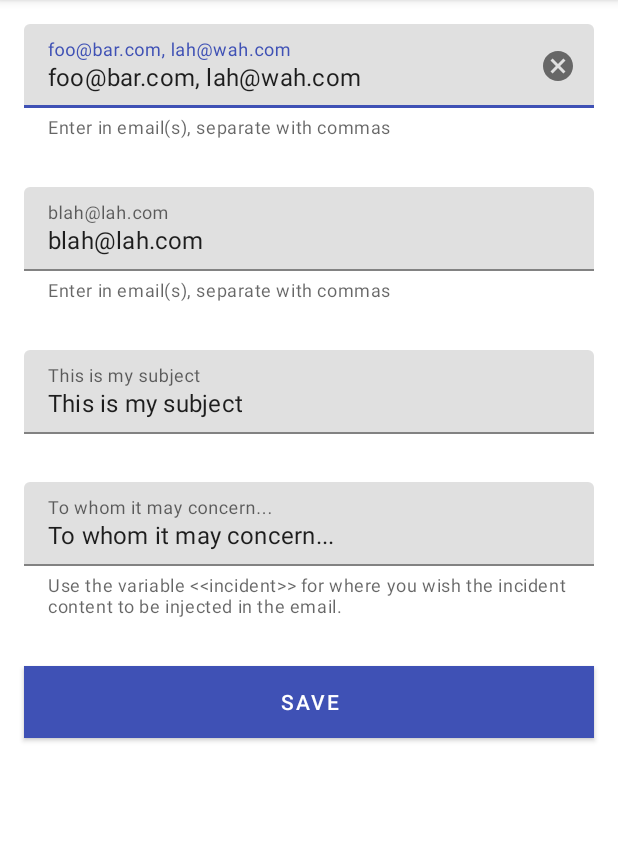
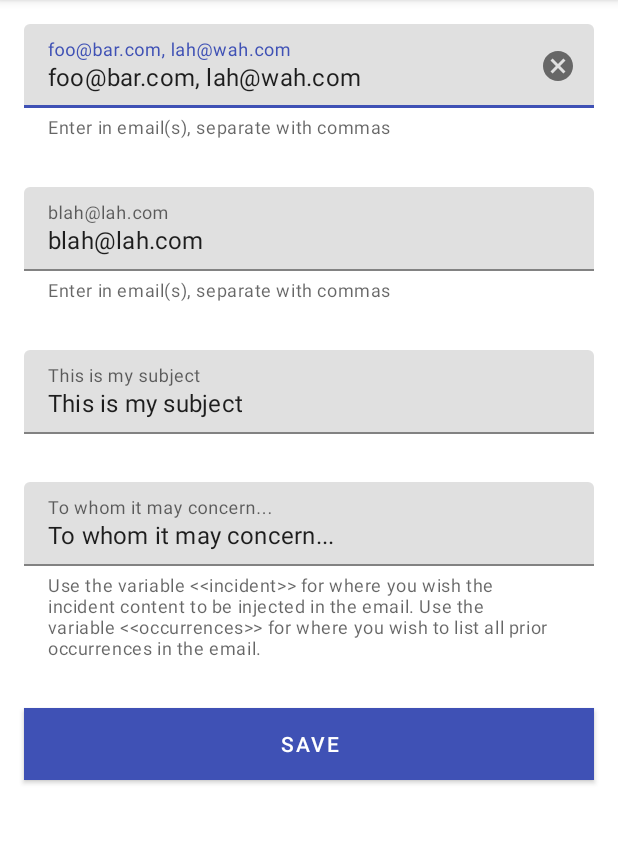
Before and after one commit to ZacharyZampa/IncidentTracker, an Android app: the screen it shows after launch (ConfigsActivity), in the options menu, after a tap on "Configure", on a phone screen of 412 x 824 dp, the part 84-928 px from its top. Run offline under Robolectric (Android 15) with nearby library versions, the phone set to English and light mode, and no system bars; our stand-ins replace Room's generated code.

Commit message:
Allow a listing of all prior occurrences of same incident

```diff
--- a/app/build.gradle
+++ b/app/build.gradle
@@ -27,6 +27,7 @@ android {
     compileOptions {
         sourceCompatibility JavaVersion.VERSION_1_8
         targetCompatibility JavaVersion.VERSION_1_8
+        coreLibraryDesugaringEnabled true
     }
     kotlinOptions {
         jvmTarget = '1.8'
@@ -48,6 +49,7 @@ dependencies {
     implementation "androidx.room:room-ktx:$rootProject.roomVersion"
     kapt "androidx.room:room-compiler:$rootProject.roomVersion"
     androidTestImplementation "androidx.room:room-testing:$rootProject.roomVersion"
+    coreLibraryDesugaring 'com.android.tools:desugar_jdk_libs:1.0.9'
 
     // Lifecycle components
     implementation "androidx.lifecycle:lifecycle-viewmodel-ktx:$rootProject.lifecycleVersion"
--- a/app/src/main/java/com/zacharyzampa/incidenttracker/activities/MainActivity.kt
+++ b/app/src/main/java/com/zacharyzampa/incidenttracker/activities/MainActivity.kt
@@ -16,18 +16,29 @@ import androidx.recyclerview.widget.RecyclerView
 import com.google.android.material.floatingactionbutton.FloatingActionButton
 import com.zacharyzampa.incidenttracker.IncidentApplication
 import com.zacharyzampa.incidenttracker.R
+import com.zacharyzampa.incidenttracker.entity.Incident
 import com.zacharyzampa.incidenttracker.model.Config
-import com.zacharyzampa.incidenttracker.entity.Incident
 import com.zacharyzampa.incidenttracker.utils.IncidentClickListener
 import com.zacharyzampa.incidenttracker.utils.SwipeDeleteCallback
 import com.zacharyzampa.incidenttracker.views.IncidentListAdapter
 import com.zacharyzampa.incidenttracker.views.IncidentViewModel
 import com.zacharyzampa.incidenttracker.views.IncidentViewModelFactory
+import java.time.Instant
+import java.time.LocalDateTime
+import java.time.ZoneId
+import java.time.ZoneOffset
+import java.time.format.DateTimeFormatter
+import java.util.*
 
 
 class MainActivity : AppCompatActivity(), IncidentClickListener {
 
     private val newWordActivityRequestCode = 1
+    private var formatter: DateTimeFormatter = DateTimeFormatter.ISO_DATE
+    private var offset: ZoneOffset = ZoneId.systemDefault().rules.getOffset(Instant.now())
+
+    private lateinit var everyIncident: List<Incident>
+
     private val incidentViewModel: IncidentViewModel by viewModels {
         IncidentViewModelFactory((application as IncidentApplication).repository)
     }
@@ -44,6 +55,7 @@ class MainActivity : AppCompatActivity(), IncidentClickListener {
         val swipeDeleteHandler = object : SwipeDeleteCallback(this) {
             override fun onSwiped(viewHolder: RecyclerView.ViewHolder, direction: Int) {
                 incidentViewModel.allIncidents.value?.get(viewHolder.adapterPosition)?.let {
+                    it.deleted = true
                     incidentViewModel.delete(it)
                 }
             }
@@ -61,9 +73,13 @@ class MainActivity : AppCompatActivity(), IncidentClickListener {
         // Add an observer on the LiveData
         // The onChanged() method fires when the observed data changes and the activity is
         // in the foreground.
-        incidentViewModel.allIncidents.observe(this) { words ->
+        incidentViewModel.allIncidents.observe(this) { incidents ->
             // Update the cached copy of the words in the adapter.
-            words.let { adapter.submitList(it) }
+            incidents.let { adapter.submitList(it) }
+        }
+
+        incidentViewModel.everyIncident.observe(this) { incidents ->
+            incidents.let { everyIncident = incidents }
         }
 
         val fab = findViewById<FloatingActionButton>(R.id.fab)
@@ -78,7 +94,13 @@ class MainActivity : AppCompatActivity(), IncidentClickListener {
 
         if (requestCode == newWordActivityRequestCode && resultCode == Activity.RESULT_OK) {
             intentData?.getStringExtra(NewIncidentActivity.EXTRA_REPLY)?.let { reply ->
-                val incident = Incident(reply)
+
+                val incident = Incident(
+                    reply,
+                    LocalDateTime.now().toEpochSecond(offset),
+                    false
+                )
+
                 incidentViewModel.insert(incident)
             }
         } else {
@@ -97,9 +119,6 @@ class MainActivity : AppCompatActivity(), IncidentClickListener {
 
         val config = getConfig()
 
-//        val emailList = arrayOf("zack99809@gmail.com", "zackzampa@gmail.com")
-//        val emailListCC = arrayOf("zampaze@miamioh.edu")
-
         val emailList = config.to.split(",").map { it.trim() }.toTypedArray()
         val emailListCC = config.cc.split(",").map { it.trim() }.toTypedArray()
 
@@ -108,12 +127,9 @@ class MainActivity : AppCompatActivity(), IncidentClickListener {
 
         intent.putExtra(Intent.EXTRA_SUBJECT, config.subject)
 
-//        val body = "Hello,\nThe following address did not remove their trash can from the curb after " +
-//                "it was emptied.\n\n" +
-//                "Address: "+ (incident?.incident ?: "") + "\n\n" +
-//                "Thank you"
-//        val body = config.
-        val body = config.body.replace("<<incident>>", incident.incident)
+        val body = config.body
+                .replace("<<incident>>", incident.incident)
+                .replace("<<occurrences>>", getAllOccurrences(incident))
         intent.putExtra(Intent.EXTRA_TEXT, body)
 
         startActivity(intent)
@@ -147,9 +163,29 @@ class MainActivity : AppCompatActivity(), IncidentClickListener {
         val sharedPref = getSharedPreferences("config_file", Context.MODE_PRIVATE)
         val to = sharedPref.getString(getString(R.string.config_to), getString(R.string.hint_to))!!
         val cc = sharedPref.getString(getString(R.string.config_cc), getString(R.string.hint_cc))!!
-        val subject = sharedPref.getString(getString(R.string.config_subject), getString(R.string.hint_subject))!!
-        val body = sharedPref.getString(getString(R.string.config_body), getString(R.string.hint_body))!!
+        val subject = sharedPref.getString(
+            getString(R.string.config_subject),
+            getString(R.string.hint_subject)
+        )!!
+        val body = sharedPref.getString(
+            getString(R.string.config_body),
+            getString(R.string.hint_body)
+        )!!
 
         return Config(to, cc, subject, body)
     }
+
+    private fun getAllOccurrences(incident: Incident): String {
+        val stringBuilder = StringBuilder()
+        stringBuilder.append("\n")
+        incidentViewModel.everyIncident.value
+            ?.filter { elt -> elt.incident == incident.incident }
+            ?.forEach { elt -> stringBuilder.append(
+                    LocalDateTime.ofEpochSecond(elt.timestamp, 0, offset).format(formatter) + "\n"
+                )
+            }
+
+
+        return stringBuilder.toString()
+    }
 }
--- a/app/src/main/java/com/zacharyzampa/incidenttracker/dao/IncidentDao.kt
+++ b/app/src/main/java/com/zacharyzampa/incidenttracker/dao/IncidentDao.kt
@@ -7,8 +7,11 @@ import kotlinx.coroutines.flow.Flow
 @Dao
 interface IncidentDao {
 
+    @Query("SELECT * FROM incident_table WHERE deleted = FALSE")
+    fun getIncidents(): Flow<List<Incident>>
+
     @Query("SELECT * FROM incident_table")
-    fun getIncidents(): Flow<List<Incident>>
+    fun getAllOccurrencesOfIncidents(): Flow<List<Incident>>
 
     @Insert(onConflict = OnConflictStrategy.REPLACE)
     suspend fun insert(incident: Incident)
@@ -16,6 +19,6 @@ interface IncidentDao {
     @Query("DELETE FROM incident_table")
     suspend fun deleteAll()
 
-    @Delete
+    @Update
     suspend fun delete(incident: Incident)
 }
--- a/app/src/main/java/com/zacharyzampa/incidenttracker/dao/IncidentRepository.kt
+++ b/app/src/main/java/com/zacharyzampa/incidenttracker/dao/IncidentRepository.kt
@@ -9,6 +9,8 @@ class IncidentRepository(private val incidentDao: IncidentDao) {
     // Room executes all queries on a separate thread.
     // Observed Flow will notify the observer when the data has changed.
     val incidents: Flow<List<Incident>> = incidentDao.getIncidents()
+
+    val getAllOfIncidents: Flow<List<Incident>> = incidentDao.getAllOccurrencesOfIncidents()
 
     // By default Room runs suspend queries off the main thread, therefore, we don't need to
     // implement anything else to ensure we're not doing long running database work
--- a/app/src/main/java/com/zacharyzampa/incidenttracker/dao/IncidentRoomDatabase.kt
+++ b/app/src/main/java/com/zacharyzampa/incidenttracker/dao/IncidentRoomDatabase.kt
@@ -9,6 +9,7 @@ import com.zacharyzampa.incidenttracker.entity.Incident
 import kotlinx.coroutines.CoroutineScope
 import kotlinx.coroutines.Dispatchers
 import kotlinx.coroutines.launch
+import java.time.Instant
 
 @Database(entities = [Incident::class], version = 1, exportSchema = false)
 abstract class IncidentRoomDatabase : RoomDatabase() {
@@ -67,13 +68,13 @@ abstract class IncidentRoomDatabase : RoomDatabase() {
             // Not needed if you only populate on creation.
             incidentDao.deleteAll()
 
-            var incident = Incident("Hi, I am a sample incident")
+            var incident = Incident("Hi, I am a sample incident", Instant.now().toEpochMilli(), false)
             incidentDao.insert(incident)
-            incident = Incident("Add more incidents using the plus button")
+            incident = Incident("Add more incidents using the plus button", Instant.now().toEpochMilli(), false)
             incidentDao.insert(incident)
-            incident = Incident("Remove an incident by swiping left or right on it")
+            incident = Incident("Remove an incident by swiping left or right on it", Instant.now().toEpochMilli(), false)
             incidentDao.insert(incident)
-            incident = Incident("Configure email settings in the top right button")
+            incident = Incident("Configure email settings in the top right button", Instant.now().toEpochMilli(), false)
             incidentDao.insert(incident)
         }
     }
--- a/app/src/main/java/com/zacharyzampa/incidenttracker/entity/Incident.kt
+++ b/app/src/main/java/com/zacharyzampa/incidenttracker/entity/Incident.kt
@@ -2,7 +2,10 @@ package com.zacharyzampa.incidenttracker.entity
 
 import androidx.room.ColumnInfo
 import androidx.room.Entity
-import androidx.room.PrimaryKey
 
-@Entity(tableName = "incident_table")
-data class Incident(@PrimaryKey @ColumnInfo(name = "incident") val incident: String)
+@Entity(tableName = "incident_table", primaryKeys = ["incident", "timestamp"])
+data class Incident(
+        @ColumnInfo(name = "incident") val incident: String,
+        @ColumnInfo(name = "timestamp") val timestamp: Long,
+        @ColumnInfo(name = "deleted") var deleted: Boolean
+        )
--- a/app/src/main/java/com/zacharyzampa/incidenttracker/views/IncidentViewModel.kt
+++ b/app/src/main/java/com/zacharyzampa/incidenttracker/views/IncidentViewModel.kt
@@ -13,6 +13,8 @@ class IncidentViewModel(private val repository: IncidentRepository) : ViewModel(
     // - Repository is completely separated from the UI through the ViewModel.
     val allIncidents: LiveData<List<Incident>> = repository.incidents.asLiveData()
 
+    val everyIncident: LiveData<List<Incident>> = repository.getAllOfIncidents.asLiveData()
+
     /**
      * Launching a new coroutine to insert the data in a non-blocking way
      */
@@ -23,6 +25,7 @@ class IncidentViewModel(private val repository: IncidentRepository) : ViewModel(
     fun delete(incident: Incident) = viewModelScope.launch {
         repository.delete(incident)
     }
+
 }
 
 class IncidentViewModelFactory(private val repository: IncidentRepository) : ViewModelProvider.Factory {
--- a/app/src/main/res/values/strings.xml
+++ b/app/src/main/res/values/strings.xml
@@ -15,5 +15,8 @@
     <string name="config_subject">configSubject</string>
     <string name="config_body">configBody</string>
     <string name="helper_email">Enter in email(s), separate with commas</string>
-    <string name="helper_body">Use the variable &lt;&lt;incident&gt;&gt; for where you wish the incident content to be injected in the email.</string>
+    <string name="helper_body">
+        Use the variable &lt;&lt;incident&gt;&gt; for where you wish the incident content to be injected in the email.
+        Use the variable &lt;&lt;occurrences&gt;&gt; for where you wish to list all prior occurrences in the email.
+    </string>
 </resources>
```
